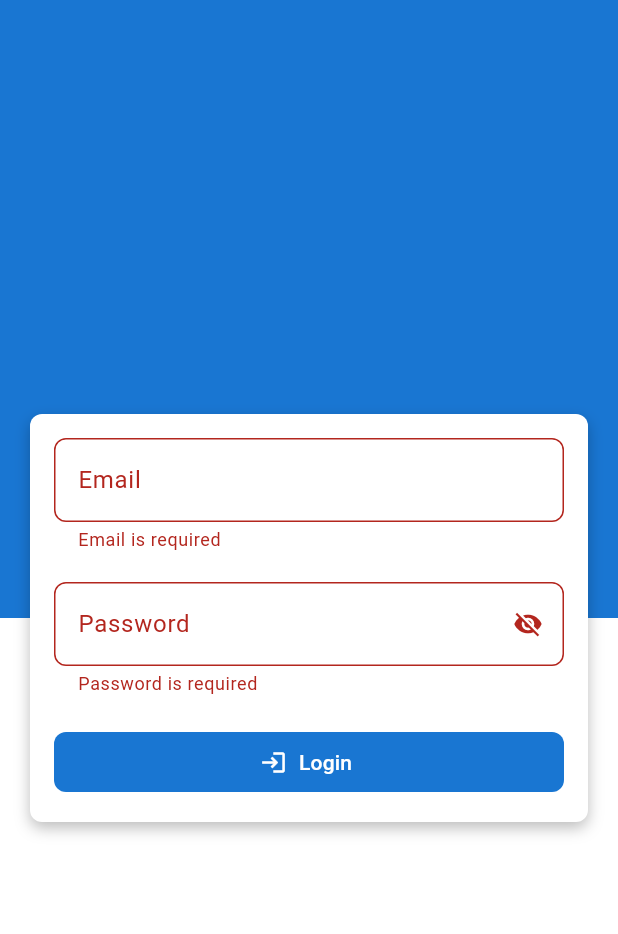
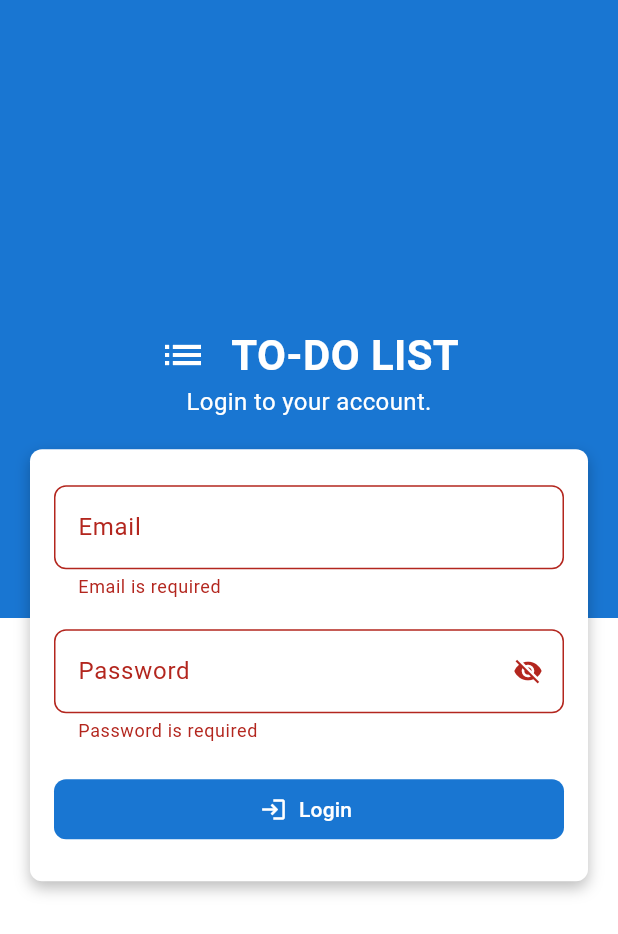
Before and after one commit to vincenitee/todo-list-supabase, a Flutter app: the screen it shows after launch, after a tap on "Login", on a phone screen of 412 x 824 dp. Shown: the top 934 px of the screen. Run offline on Flutter 3.47's test engine with Material 3 defaults, Android fonts, the phone set to English and light mode, and no system bars.

Commit message:
feature: Add an App title to the Login Screen

```diff
--- a/lib/screens/login.dart
+++ b/lib/screens/login.dart
@@ -1,5 +1,4 @@
 import 'package:flutter/material.dart';
-import 'package:todo_list_supabase/screens/home.dart';
 import 'package:todo_list_supabase/widgets/custom_textfield.dart';
 
 class LoginScreen extends StatefulWidget {
@@ -11,15 +10,15 @@ class LoginScreen extends StatefulWidget {
 
 class _LoginScreenState extends State<LoginScreen> {
   final _formGlobalKey = GlobalKey<FormState>();
-  final TextEditingController _emailController = TextEditingController();
-  final TextEditingController _passwordController = TextEditingController();
+
+  String _email = '';
+  String _password = '';
 
   @override
   Widget build(BuildContext context) {
     return Scaffold(
       body: Stack(
         children: [
-
           // Background Screen
           Column(
             children: [
@@ -31,8 +30,39 @@ class _LoginScreenState extends State<LoginScreen> {
           // Login Form
           Center(
             child: SingleChildScrollView(
-              child: Container(
-                padding: const EdgeInsets.all(16),
+              child: Column(
+                children: [
+
+                  // App Title
+                  const Column(
+                    mainAxisAlignment: MainAxisAlignment.center,
+                    children: [
+                      Row(
+                        mainAxisAlignment: MainAxisAlignment.center,
+                        crossAxisAlignment: CrossAxisAlignment.center,
+                        children: [
+                          Icon(Icons.list, size: 32, color: Colors.white),
+                          SizedBox(width: 16),
+                          Text(
+                            'TO-DO LIST',
+                            style: TextStyle(
+                              fontWeight: FontWeight.bold,
+                              fontSize: 28,
+                              color: Colors.white,
+                            ),
+                          ),
+                        ],
+                      ),
+
+                      Text('Login to your account.', style: TextStyle(color: Colors.white, fontSize: 16),)
+                    ],
+                  ),
+
+                  Container(
+                    padding: const EdgeInsets.symmetric(
+                      horizontal: 16,
+                      vertical: 24,
+                    ),
                     margin: const EdgeInsets.all(20),
                     decoration: BoxDecoration(
                       color: Colors.white,
@@ -50,11 +80,21 @@ class _LoginScreenState extends State<LoginScreen> {
                       key: _formGlobalKey,
                       child: Column(
                         children: [
-                      CustomTextField.email(controller: _emailController),
+                          // Email TextField
+                          CustomTextField.email(
+                            onSaved: (value) {
+                              _email = value ?? '';
+                            },
+                          ),
 
                           const SizedBox(height: 20),
 
-                      CustomTextField.password(controller: _passwordController),
+                          // Password TextField
+                          CustomTextField.password(
+                            onSaved: (value) {
+                              _password = value ?? '';
+                            },
+                          ),
 
                           const SizedBox(height: 20),
 
@@ -66,11 +106,9 @@ class _LoginScreenState extends State<LoginScreen> {
                                     .validate();
 
                                 if (validated) {
-                              Navigator.push(
-                                context,
-                                MaterialPageRoute(
-                                  builder: (context) => HomeScreen(),
-                                ),
+                                  _formGlobalKey.currentState!.save();
+                                  debugPrint(
+                                    'Email: $_email\nPassword: $_password',
                                   );
                                 }
                               },
@@ -90,6 +128,8 @@ class _LoginScreenState extends State<LoginScreen> {
                       ),
                     ),
                   ),
+                ],
+              ),
             ),
           ),
         ],
--- a/lib/widgets/custom_textfield.dart
+++ b/lib/widgets/custom_textfield.dart
@@ -8,6 +8,7 @@ class CustomTextField extends StatefulWidget {
   final Widget? suffixIcon;
   final void Function()? onSuffixIconPressed;
   final String? Function(String?)? validator;
+  final void Function(String?)? onSaved;
   final bool isPassword; // New parameter for password fields
 
   const CustomTextField({
@@ -19,6 +20,7 @@ class CustomTextField extends StatefulWidget {
     this.suffixIcon,
     this.onSuffixIconPressed,
     this.validator,
+    this.onSaved,
     this.isPassword = false, // Default to false
   });
 
@@ -28,12 +30,14 @@ class CustomTextField extends StatefulWidget {
     TextEditingController? controller,
     String label = 'Email',
     String? Function(String?)? validator,
+    void Function(String?)? onSaved,
   }) {
     return CustomTextField(
       key: key,
       controller: controller,
       label: label,
       validator: validator ?? _defaultEmailValidator,
+      onSaved: onSaved,
     );
   }
 
@@ -43,6 +47,7 @@ class CustomTextField extends StatefulWidget {
     TextEditingController? controller,
     String label = 'Password',
     String? Function(String?)? validator,
+    void Function(String?)? onSaved,
   }) {
     return CustomTextField(
       key: key,
@@ -50,6 +55,7 @@ class CustomTextField extends StatefulWidget {
       label: label,
       isPassword: true,
       validator: validator ?? _defaultPasswordValidator,
+      onSaved: onSaved,
     );
   }
 
@@ -115,6 +121,7 @@ class _CustomTextFieldState extends State<CustomTextField> {
       ),
 
       validator: widget.validator,
+      onSaved: widget.onSaved,
     );
   }
 }
```
Lines whose indentation alone changed are shown as unchanged.
